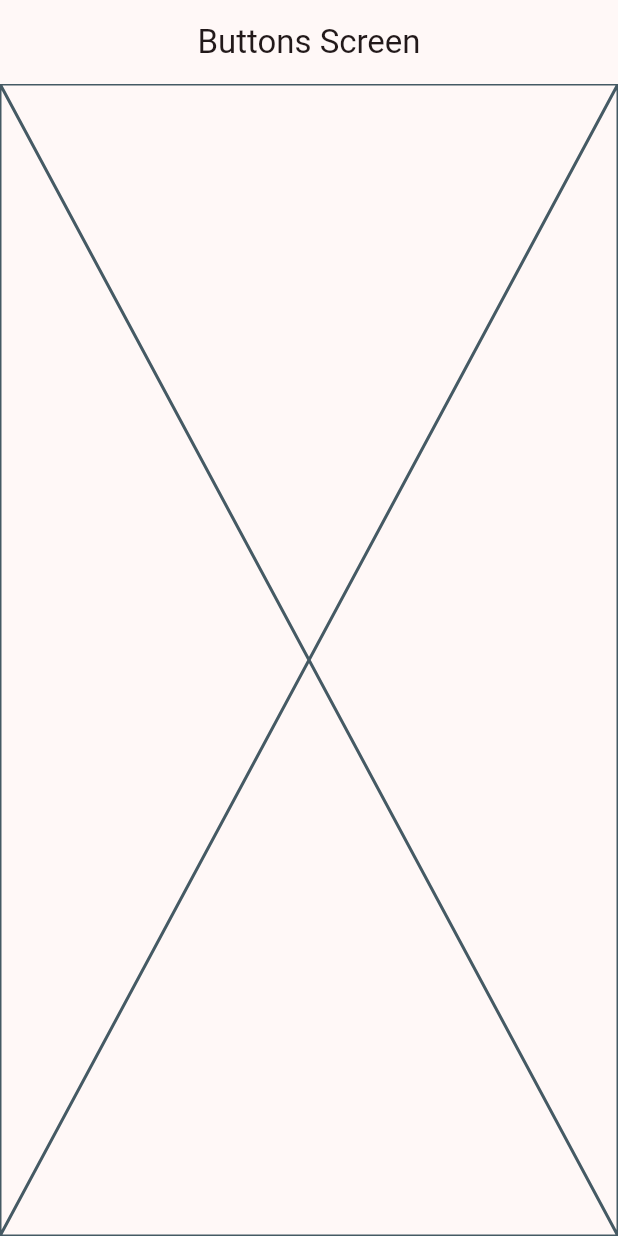
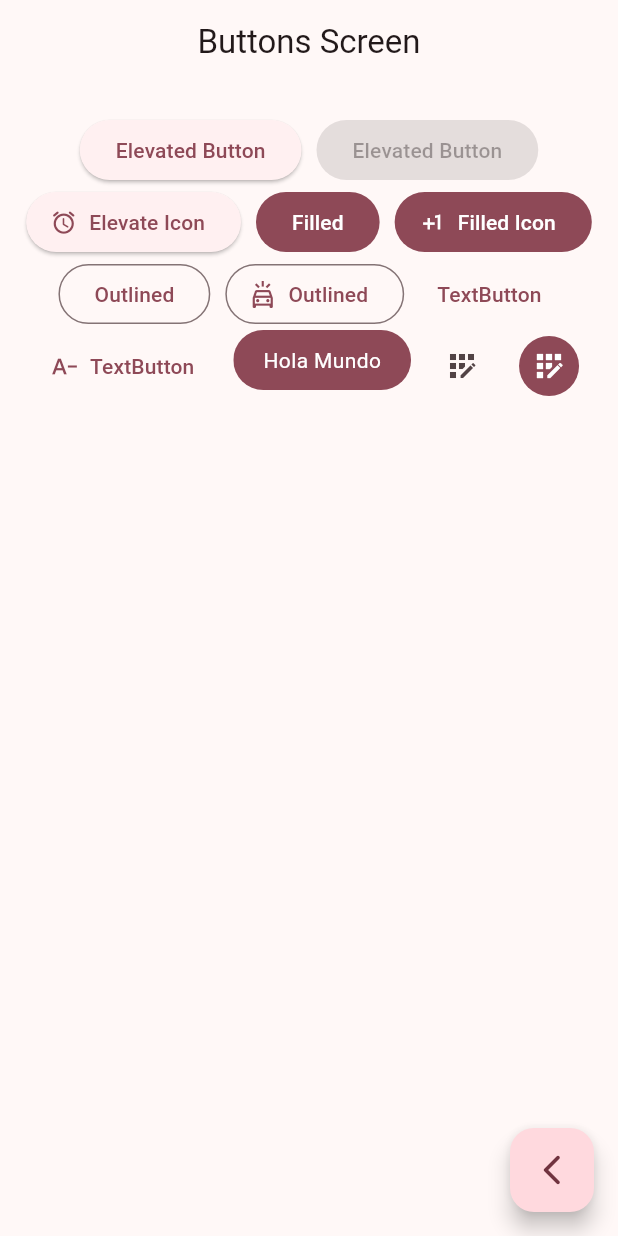
Before and after one commit to tdskrn/widgets_app, a Flutter app: the ButtonsScreen screen opened by its route, on a phone screen of 412 x 824 dp. Run offline on Flutter 3.47's test engine with Material 2 defaults, Android fonts, the phone set to English and light mode, and no system bars; our stand-ins replace go_router.

Commit message:
custom button finished

```diff
--- a/lib/presentation/screens/buttons/button_screen.dart
+++ b/lib/presentation/screens/buttons/button_screen.dart
@@ -1,4 +1,5 @@
 import 'package:flutter/material.dart';
+import 'package:go_router/go_router.dart';
 
 class ButtonsScreen extends StatelessWidget {
   static const String name = 'button_screen';
@@ -10,7 +11,101 @@ class ButtonsScreen extends StatelessWidget {
       appBar: AppBar(
         title: const Text('Buttons Screen'),
       ),
-      body: const Placeholder(),
+      body: const _ButtonsView(),
+      floatingActionButton: FloatingActionButton(
+        onPressed: () {
+          context.pop();
+        },
+        child: const Icon(Icons.arrow_back_ios_new_rounded),
+      ),
     );
   }
 }
+
+class _ButtonsView extends StatelessWidget {
+  const _ButtonsView();
+
+  @override
+  Widget build(BuildContext context) {
+    final colors = Theme.of(context).colorScheme;
+    return SizedBox(
+      width: double.infinity,
+      child: Padding(
+        padding: const EdgeInsets.symmetric(horizontal: 10, vertical: 20),
+        child: Wrap(
+          spacing: 10,
+          alignment: WrapAlignment.center,
+          children: <Widget>[
+            ElevatedButton(
+              onPressed: () {},
+              child: const Text('Elevated Button'),
+            ),
+            const ElevatedButton(
+              onPressed: null,
+              child: Text('Elevated Button'),
+            ),
+            ElevatedButton.icon(
+              onPressed: () {},
+              icon: const Icon(Icons.access_alarm_rounded),
+              label: const Text('Elevate Icon'),
+            ),
+            FilledButton(onPressed: () {}, child: const Text('Filled')),
+            FilledButton.icon(
+              onPressed: () {},
+              icon: const Icon(Icons.plus_one),
+              label: const Text('Filled Icon'),
+            ),
+            OutlinedButton(onPressed: () {}, child: const Text('Outlined')),
+            OutlinedButton.icon(
+                onPressed: () {},
+                icon: const Icon(Icons.minor_crash_outlined),
+                label: const Text('Outlined')),
+            TextButton(onPressed: () {}, child: const Text('TextButton')),
+            TextButton.icon(
+                onPressed: () {},
+                icon: const Icon(Icons.text_decrease),
+                label: const Text('TextButton')),
+            const CustomButton(),
+            IconButton(
+                onPressed: () {}, icon: const Icon(Icons.app_registration)),
+            IconButton(
+              onPressed: () {},
+              icon: const Icon(Icons.app_registration),
+              style: ButtonStyle(
+                  iconColor: const MaterialStatePropertyAll(Colors.white),
+                  backgroundColor: MaterialStatePropertyAll(colors.primary)),
+            )
+          ],
+        ),
+      ),
+    );
+  }
+}
+
+class CustomButton extends StatelessWidget {
+  const CustomButton({super.key});
+
+  @override
+  Widget build(BuildContext context) {
+    final colors = Theme.of(context).colorScheme;
+    return ClipRRect(
+      borderRadius: BorderRadius.circular(20),
+      child: Material(
+        color: colors.primary,
+        child: InkWell(
+          splashColor: colors.error,
+          onTap: () {},
+          child: const Padding(
+            padding: EdgeInsets.symmetric(vertical: 10, horizontal: 20),
+            child: Text(
+              'Hola Mundo',
+              style: TextStyle(
+                color: Colors.white,
+              ),
+            ),
+          ),
+        ),
+      ),
+    );
+  }
+}
```
